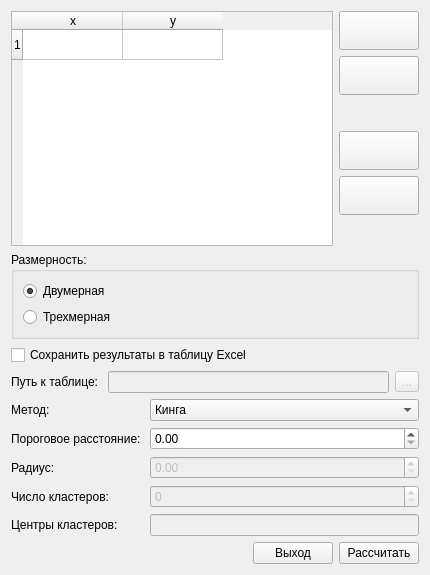
Old version of the form form.ui in the repository liveegor/cluster_reborn.
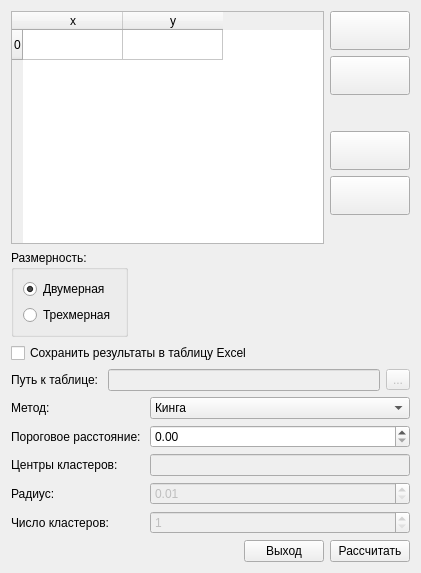
New version of the form. Icons and pictures are not drawn.

What changed in the file:
```diff
--- a/form.ui
+++ b/form.ui
@@ -6,24 +6,39 @@
    <rect>
     <x>0</x>
     <y>0</y>
-    <width>430</width>
-    <height>575</height>
+    <width>421</width>
+    <height>573</height>
    </rect>
   </property>
   <property name="windowTitle">
    <string>Кластерный анализ</string>
   </property>
-  <layout class="QVBoxLayout" name="verticalLayout_3">
-   <item>
+  <layout class="QFormLayout" name="formLayout">
+   <item row="0" column="0" colspan="2">
     <layout class="QHBoxLayout" name="horizontalLayout_3">
      <item>
       <widget class="QTableWidget" name="points_table_widget">
        <property name="toolTip">
         <string>&lt;html&gt;&lt;head/&gt;&lt;body&gt;&lt;p&gt;Точки&lt;/p&gt;&lt;/body&gt;&lt;/html&gt;</string>
        </property>
+       <property name="showGrid">
+        <bool>true</bool>
+       </property>
+       <property name="gridStyle">
+        <enum>Qt::SolidLine</enum>
+       </property>
+       <attribute name="verticalHeaderVisible">
+        <bool>true</bool>
+       </attribute>
+       <attribute name="verticalHeaderShowSortIndicator" stdset="0">
+        <bool>false</bool>
+       </attribute>
+       <attribute name="verticalHeaderStretchLastSection">
+        <bool>false</bool>
+       </attribute>
        <row>
         <property name="text">
-         <string>1</string>
+         <string>0</string>
         </property>
        </row>
        <column>
@@ -163,7 +178,7 @@
      </item>
     </layout>
    </item>
-   <item>
+   <item row="1" column="0">
     <widget class="QGroupBox" name="groupBox">
      <property name="title">
       <string>Размерность: </string>
@@ -200,7 +215,7 @@
      <zorder></zorder>
     </widget>
    </item>
-   <item>
+   <item row="2" column="0" colspan="2">
     <widget class="QCheckBox" name="xls_check_box">
      <property name="text">
       <string>Сохранить результаты в таблицу Excel</string>
@@ -210,7 +225,7 @@
      </property>
     </widget>
    </item>
-   <item>
+   <item row="3" column="0" colspan="2">
     <layout class="QHBoxLayout" name="horizontalLayout_2">
      <item>
       <widget class="QLabel" name="label_6">
@@ -238,16 +253,14 @@
      </item>
     </layout>
    </item>
-   <item>
-    <layout class="QFormLayout" name="formLayout">
-     <item row="0" column="0">
+   <item row="4" column="0">
       <widget class="QLabel" name="label">
        <property name="text">
         <string>Метод:</string>
        </property>
       </widget>
      </item>
-     <item row="0" column="1">
+   <item row="4" column="1">
       <widget class="QComboBox" name="methods_combo_box">
        <property name="toolTip">
         <string>&lt;html&gt;&lt;head/&gt;&lt;body&gt;&lt;p&gt;Выберите метод кластеризации&lt;/p&gt;&lt;/body&gt;&lt;/html&gt;</string>
@@ -279,64 +292,68 @@
        </item>
       </widget>
      </item>
-     <item row="1" column="0">
+   <item row="5" column="0">
       <widget class="QLabel" name="label_2">
        <property name="text">
         <string>Пороговое расстояние: </string>
        </property>
       </widget>
      </item>
-     <item row="1" column="1">
+   <item row="5" column="1">
       <widget class="QDoubleSpinBox" name="border_spin_box"/>
      </item>
-     <item row="2" column="0">
+   <item row="6" column="0">
+    <widget class="QLabel" name="label_5">
+     <property name="text">
+      <string>Центры кластеров:</string>
+     </property>
+    </widget>
+   </item>
+   <item row="6" column="1">
+    <widget class="QLineEdit" name="centres_line_edit">
+     <property name="enabled">
+      <bool>false</bool>
+     </property>
+     <property name="toolTip">
+      <string>&lt;html&gt;&lt;head/&gt;&lt;body&gt;&lt;p&gt;Введите центры через точку с запятой,например:&lt;/p&gt;&lt;p&gt;&lt;span style=&quot; font-size:12pt; font-weight:600;&quot;&gt;2;5;7&lt;/span&gt;&lt;/p&gt;&lt;/body&gt;&lt;/html&gt;</string>
+     </property>
+    </widget>
+   </item>
+   <item row="7" column="0">
       <widget class="QLabel" name="label_3">
        <property name="text">
         <string>Радиус:</string>
        </property>
       </widget>
      </item>
-     <item row="2" column="1">
+   <item row="7" column="1">
       <widget class="QDoubleSpinBox" name="radius_spin_box">
        <property name="enabled">
         <bool>false</bool>
        </property>
-      </widget>
-     </item>
-     <item row="3" column="0">
+     <property name="minimum">
+      <double>0.010000000000000</double>
+     </property>
+    </widget>
+   </item>
+   <item row="8" column="0">
       <widget class="QLabel" name="label_4">
        <property name="text">
         <string>Число кластеров:</string>
        </property>
       </widget>
      </item>
-     <item row="3" column="1">
+   <item row="8" column="1">
       <widget class="QSpinBox" name="clusters_number_spin_box">
        <property name="enabled">
         <bool>false</bool>
        </property>
-      </widget>
-     </item>
-     <item row="4" column="0">
-      <widget class="QLabel" name="label_5">
-       <property name="text">
-        <string>Центры кластеров:</string>
+     <property name="minimum">
+      <number>1</number>
        </property>
       </widget>
      </item>
-     <item row="4" column="1">
-      <widget class="QLineEdit" name="centres_line_edit">
-       <property name="enabled">
-        <bool>false</bool>
-       </property>
-       <property name="toolTip">
-        <string>&lt;html&gt;&lt;head/&gt;&lt;body&gt;&lt;p&gt;Введите центры через точку с запятой,например:&lt;/p&gt;&lt;p&gt;&lt;span style=&quot; font-size:12pt; font-weight:600;&quot;&gt;2;5;7&lt;/span&gt;&lt;/p&gt;&lt;/body&gt;&lt;/html&gt;</string>
-       </property>
-      </widget>
-     </item>
-    </layout>
-   </item>
-   <item>
+   <item row="9" column="0" colspan="2">
     <layout class="QHBoxLayout" name="horizontalLayout">
      <item>
       <spacer name="horizontalSpacer">
```
Lines whose indentation alone changed are shown as unchanged.
